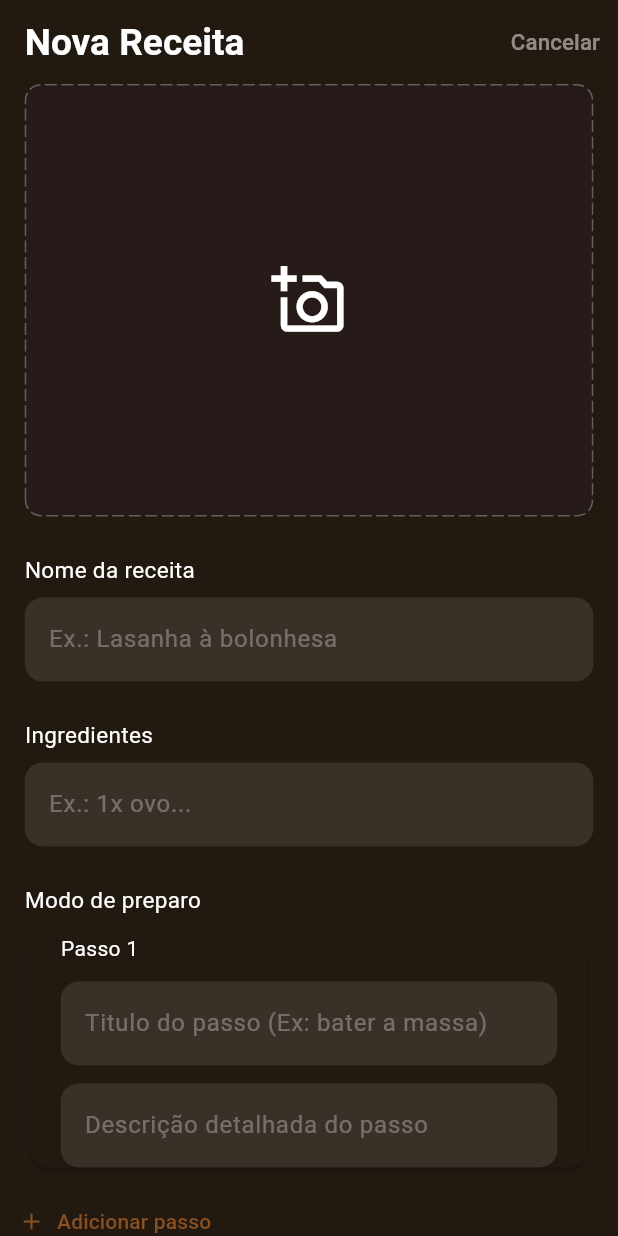
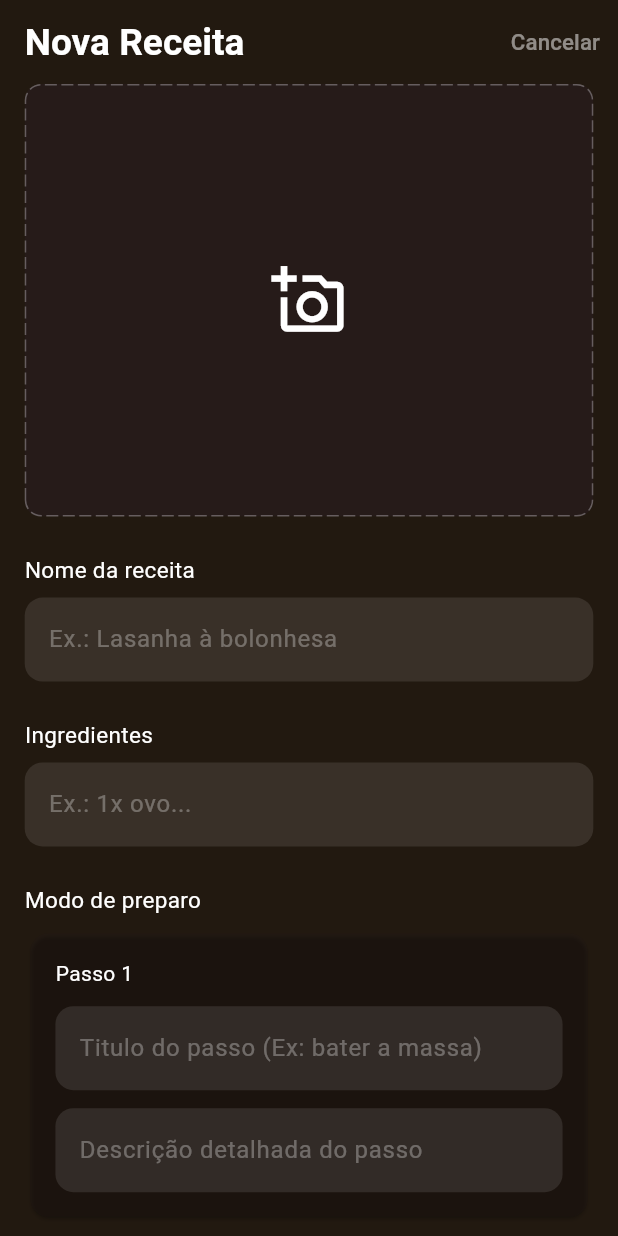
Before and after one commit to Isac-Raimundo/SoulmatesRecipes, a Flutter app: the TelaCadastro screen opened directly, on a phone screen of 412 x 824 dp. Run offline on Flutter 3.47's test engine with Material 3 defaults, Android fonts, the phone set to English and light mode, and no system bars; drawn by our look-alikes of dotted_border; our stand-ins replace image_picker, supabase_flutter; accounts and stored records are empty; Roboto replaces fonts that are missing (Poppins).

Commit message:
Adicionei os prints e arrumei a parte de adicionar passos

```diff
--- a/lib/pages/telaCadastros.dart
+++ b/lib/pages/telaCadastros.dart
@@ -360,9 +360,9 @@ class _TelaCadastroState extends State<TelaCadastro> {
                 itemCount: _passos.length,
                 itemBuilder: (context, index) {
                   return Card(
-                    color: Color(0xff221910),
+                    color: Colors.deepPurple.withOpacity(0.02),
                     child: Padding(
-                      padding: EdgeInsetsGeometry.symmetric(horizontal: 20),
+                      padding: EdgeInsetsGeometry.all(screenHeight*0.02),
                       child: Column(
                         crossAxisAlignment: CrossAxisAlignment.start,
                         children: [
@@ -389,10 +389,11 @@ class _TelaCadastroState extends State<TelaCadastro> {
 
                           // Campo titulo
                           TextField(
+                            style: TextStyle(color: Colors.white),
                             controller: _passos[index].tituloController,
                             minLines: 1,
                             decoration: InputDecoration(
-                              hintText: 'Titulo do passo (Ex: bater a massa)',
+                              hintText:  index <= 0 ? 'Titulo do passo (Ex: bater a massa)' : 'Título',
                               hintStyle: TextStyle(
                                 color: Colors.white.withOpacity(0.3),
                               ),
@@ -409,10 +410,11 @@ class _TelaCadastroState extends State<TelaCadastro> {
 
                           // Campo descrição
                           TextField(
+                            style: TextStyle(color: Colors.white),
                             controller: _passos[index].descricaoController,
                             minLines: 1,
                             decoration: InputDecoration(
-                              hintText: 'Descrição detalhada do passo',
+                              hintText: index <= 0 ? 'Descrição detalhada do passo' : 'Descrição',
                               hintStyle: TextStyle(
                                 color: Colors.white.withOpacity(0.3),
                               ),
@@ -430,35 +432,11 @@ class _TelaCadastroState extends State<TelaCadastro> {
                   );
                 },
               ),
-
-              // TextField(
-              //   minLines: 1,
-              //   maxLines: null,
-              //   controller: _preparoController,
-              //   keyboardType: TextInputType.multiline,
-              //   cursorColor: Colors.white,
-              //   style: TextStyle(color: Colors.white),
-              //
-              //   decoration: InputDecoration(
-              //     fillColor: Colors.white.withOpacity(0.1),
-              //     filled: true,
-              //     hintText: 'Ex.: Em uma panela coloque...',
-              //     hintStyle: TextStyle(color: Colors.white.withOpacity(0.3)),
-              //     labelStyle: TextStyle(
-              //       fontWeight: FontWeight.bold,
-              //       color: Color(0xff1D1617),
-              //       fontSize: 20,
-              //     ),
-              //     border: OutlineInputBorder(
-              //       borderRadius: BorderRadius.circular(12),
-              //       borderSide: BorderSide.none,
-              //     ),
-              //   ),
-              // ),
             ),
 
             Padding(
-              padding: EdgeInsets.only(top: 8.0),
+
+              padding: EdgeInsets.only(left: screenHeight * 0.02, top: screenHeight * 0.009),
               child: TextButton.icon(
                 onPressed: () {
                   setState(() {
```
Also changed, not shown: lib/pages/telaDetalhes.dart (+125 -28 lines), assets/readme_images/Print1.png (added), assets/readme_images/print 2.png (added), assets/readme_images/print 3.png (added), assets/readme_images/print 4.png (added), assets/readme_images/ss.png (added), assets/readme_images/ss1.png (added), lib/main.dart (line endings or trailing spaces), 1 other file.
